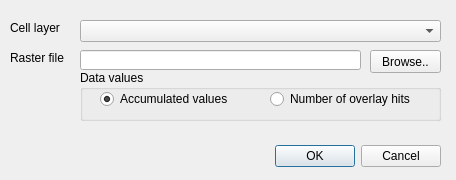
The window that CellMaker/ui_cellmaker3.ui (bvthomsen/Cellmaker-qgis) describes before a commit, drawn with Qt 5.
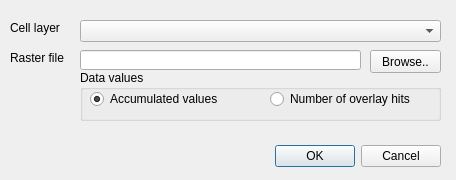
The same window after the commit.

```diff
--- a/CellMaker/ui_cellmaker3.ui
+++ b/CellMaker/ui_cellmaker3.ui
@@ -22,9 +22,9 @@
    </property>
    <property name="geometry">
     <rect>
-     <x>270</x>
+     <x>100</x>
      <y>140</y>
-     <width>171</width>
+     <width>341</width>
      <height>32</height>
     </rect>
    </property>
@@ -109,9 +109,9 @@
    <widget class="QRadioButton" name="rbValues">
     <property name="geometry">
      <rect>
-      <x>20</x>
+      <x>10</x>
       <y>20</y>
-      <width>171</width>
+      <width>131</width>
       <height>18</height>
      </rect>
     </property>
@@ -127,7 +127,7 @@
      <rect>
       <x>190</x>
       <y>20</y>
-      <width>171</width>
+      <width>151</width>
       <height>18</height>
      </rect>
     </property>
```
Left out of the diff: 2 changed lines with no effect on the pictures.
